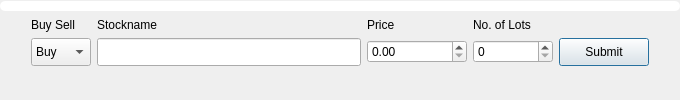
Before: the Qt Designer form F1_F2/f1_f2_buysell.ui in Likithanaidu07/qt, drawn with Qt 5.
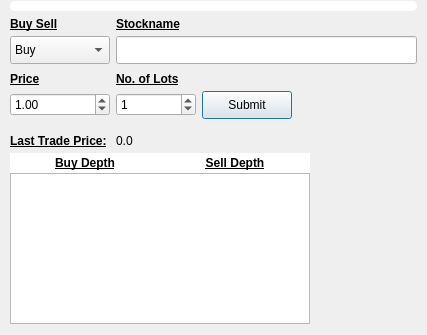
After: the same form once the commit is applied.

Commit message: Market rate implemented on F1F2

```diff
--- a/F1_F2/f1_f2_buysell.ui
+++ b/F1_F2/f1_f2_buysell.ui
@@ -9,20 +9,20 @@
    <rect>
     <x>0</x>
     <y>0</y>
-    <width>680</width>
-    <height>100</height>
+    <width>427</width>
+    <height>335</height>
    </rect>
   </property>
   <property name="minimumSize">
    <size>
-    <width>680</width>
-    <height>100</height>
+    <width>1</width>
+    <height>0</height>
    </size>
   </property>
   <property name="maximumSize">
    <size>
     <width>680</width>
-    <height>100</height>
+    <height>1000</height>
    </size>
   </property>
   <property name="windowTitle">
@@ -30,82 +30,215 @@
   </property>
   <layout class="QGridLayout" name="gridLayout">
    <property name="leftMargin">
-    <number>0</number>
+    <number>10</number>
    </property>
    <property name="topMargin">
     <number>0</number>
    </property>
    <property name="rightMargin">
-    <number>0</number>
+    <number>10</number>
    </property>
-   <item row="5" column="2">
+   <property name="verticalSpacing">
+    <number>5</number>
+   </property>
+   <item row="6" column="2">
+    <widget class="QSpinBox" name="spinBoxLot">
+     <property name="minimumSize">
+      <size>
+       <width>80</width>
+       <height>0</height>
+      </size>
+     </property>
+     <property name="maximum">
+      <number>99999999</number>
+     </property>
+     <property name="value">
+      <number>1</number>
+     </property>
+    </widget>
+   </item>
+   <item row="4" column="2">
+    <spacer name="verticalSpacer_3">
+     <property name="orientation">
+      <enum>Qt::Vertical</enum>
+     </property>
+     <property name="sizeType">
+      <enum>QSizePolicy::Fixed</enum>
+     </property>
+     <property name="sizeHint" stdset="0">
+      <size>
+       <width>20</width>
+       <height>3</height>
+      </size>
+     </property>
+    </spacer>
+   </item>
+   <item row="9" column="0" colspan="9">
+    <layout class="QGridLayout" name="gridLayout_2">
+     <item row="0" column="0">
+      <layout class="QHBoxLayout" name="horizontalLayout_2">
+       <property name="spacing">
+        <number>0</number>
+       </property>
+       <item>
+        <widget class="QLabel" name="label_7">
+         <property name="font">
+          <font>
+           <bold>true</bold>
+           <underline>true</underline>
+          </font>
+         </property>
+         <property name="styleSheet">
+          <string notr="true">background-color: rgb(255, 255, 255);
+color: rgb(0, 0, 0);</string>
+         </property>
+         <property name="text">
+          <string>Buy Depth</string>
+         </property>
+         <property name="alignment">
+          <set>Qt::AlignCenter</set>
+         </property>
+        </widget>
+       </item>
+       <item>
+        <widget class="QLabel" name="label_6">
+         <property name="font">
+          <font>
+           <bold>true</bold>
+           <underline>true</underline>
+          </font>
+         </property>
+         <property name="styleSheet">
+          <string notr="true">background-color: rgb(255, 255, 255);
+color: rgb(0, 0, 0);</string>
+         </property>
+         <property name="text">
+          <string>Sell Depth</string>
+         </property>
+         <property name="alignment">
+          <set>Qt::AlignCenter</set>
+         </property>
+        </widget>
+       </item>
+      </layout>
+     </item>
+     <item row="0" column="2">
+      <spacer name="horizontalSpacer_2">
+       <property name="orientation">
+        <enum>Qt::Horizontal</enum>
+       </property>
+       <property name="sizeHint" stdset="0">
+        <size>
+         <width>40</width>
+         <height>20</height>
+        </size>
+       </property>
+      </spacer>
+     </item>
+     <item row="1" column="0">
+      <widget class="QTableView" name="tableViewMarkerRate">
+       <property name="minimumSize">
+        <size>
+         <width>300</width>
+         <height>0</height>
+        </size>
+       </property>
+       <property name="maximumSize">
+        <size>
+         <width>300</width>
+         <height>16777215</height>
+        </size>
+       </property>
+       <property name="showGrid">
+        <bool>false</bool>
+       </property>
+       <property name="gridStyle">
+        <enum>Qt::NoPen</enum>
+       </property>
+       <attribute name="verticalHeaderVisible">
+        <bool>false</bool>
+       </attribute>
+      </widget>
+     </item>
+    </layout>
+   </item>
+   <item row="8" column="0" colspan="2">
+    <widget class="QLabel" name="label_5">
+     <property name="font">
+      <font>
+       <pointsize>9</pointsize>
+       <bold>true</bold>
+       <underline>true</underline>
+      </font>
+     </property>
+     <property name="text">
+      <string>Last Trade Price:</string>
+     </property>
+    </widget>
+   </item>
+   <item row="7" column="2">
     <spacer name="verticalSpacer">
      <property name="orientation">
       <enum>Qt::Vertical</enum>
      </property>
+     <property name="sizeType">
+      <enum>QSizePolicy::Fixed</enum>
+     </property>
      <property name="sizeHint" stdset="0">
       <size>
        <width>20</width>
-       <height>40</height>
+       <height>10</height>
       </size>
      </property>
     </spacer>
    </item>
-   <item row="2" column="3">
+   <item row="5" column="0" colspan="2">
     <widget class="QLabel" name="label_3">
+     <property name="font">
+      <font>
+       <bold>true</bold>
+       <underline>true</underline>
+      </font>
+     </property>
      <property name="text">
       <string>Price</string>
      </property>
     </widget>
    </item>
-   <item row="2" column="5">
+   <item row="5" column="2">
     <widget class="QLabel" name="label_4">
+     <property name="font">
+      <font>
+       <bold>true</bold>
+       <underline>true</underline>
+      </font>
+     </property>
      <property name="text">
       <string>No. of Lots</string>
      </property>
     </widget>
    </item>
-   <item row="3" column="0">
-    <spacer name="verticalSpacer_3">
-     <property name="orientation">
-      <enum>Qt::Vertical</enum>
+   <item row="8" column="2" colspan="3">
+    <widget class="QLabel" name="label_lastTradedPrice">
+     <property name="text">
+      <string>0.0</string>
      </property>
-     <property name="sizeHint" stdset="0">
-      <size>
-       <width>25</width>
-       <height>40</height>
-      </size>
-     </property>
-    </spacer>
-   </item>
-   <item row="3" column="1">
-    <widget class="QComboBox" name="comboBoxBuySell">
-     <property name="minimumSize">
-      <size>
-       <width>60</width>
-       <height>28</height>
-      </size>
-     </property>
-     <item>
-      <property name="text">
-       <string>Buy</string>
-      </property>
-     </item>
-     <item>
-      <property name="text">
-       <string>Sell</string>
-      </property>
-     </item>
     </widget>
    </item>
-   <item row="2" column="1">
+   <item row="2" column="0" colspan="2">
     <widget class="QLabel" name="label">
+     <property name="font">
+      <font>
+       <bold>true</bold>
+       <underline>true</underline>
+      </font>
+     </property>
      <property name="text">
       <string>Buy Sell</string>
      </property>
     </widget>
    </item>
-   <item row="3" column="7">
+   <item row="6" column="3">
     <widget class="QPushButton" name="pushButtonSubmit">
      <property name="minimumSize">
       <size>
@@ -124,65 +257,6 @@
      </property>
     </widget>
    </item>
-   <item row="3" column="2">
-    <widget class="QLineEdit" name="lineEdit_Stockname">
-     <property name="minimumSize">
-      <size>
-       <width>200</width>
-       <height>28</height>
-      </size>
-     </property>
-    </widget>
-   </item>
-   <item row="3" column="3" colspan="2">
-    <widget class="QDoubleSpinBox" name="doubleSpinBox_price">
-     <property name="minimumSize">
-      <size>
-       <width>100</width>
-       <height>0</height>
-      </size>
-     </property>
-     <property name="maximum">
-      <double>9999.989999999999782</double>
-     </property>
-     <property name="stepType">
-      <enum>QAbstractSpinBox::DefaultStepType</enum>
-     </property>
-    </widget>
-   </item>
-   <item row="3" column="8">
-    <spacer name="verticalSpacer_4">
-     <property name="orientation">
-      <enum>Qt::Vertical</enum>
-     </property>
-     <property name="sizeHint" stdset="0">
-      <size>
-       <width>25</width>
-       <height>40</height>
-      </size>
-     </property>
-    </spacer>
-   </item>
-   <item row="2" column="2">
-    <widget class="QLabel" name="label_2">
-     <property name="text">
-      <string>Stockname</string>
-     </property>
-    </widget>
-   </item>
-   <item row="3" column="5" colspan="2">
-    <widget class="QSpinBox" name="spinBoxLot">
-     <property name="minimumSize">
-      <size>
-       <width>80</width>
-       <height>0</height>
-      </size>
-     </property>
-     <property name="maximum">
-      <number>99999999</number>
-     </property>
-    </widget>
-   </item>
    <item row="1" column="0" colspan="9">
     <widget class="QWidget" name="widget" native="true">
      <property name="minimumSize">
@@ -262,6 +336,84 @@
      </layout>
     </widget>
    </item>
+   <item row="3" column="0" colspan="2">
+    <widget class="QComboBox" name="comboBoxBuySell">
+     <property name="minimumSize">
+      <size>
+       <width>60</width>
+       <height>28</height>
+      </size>
+     </property>
+     <item>
+      <property name="text">
+       <string>Buy</string>
+      </property>
+     </item>
+     <item>
+      <property name="text">
+       <string>Sell</string>
+      </property>
+     </item>
+    </widget>
+   </item>
+   <item row="2" column="2">
+    <widget class="QLabel" name="label_2">
+     <property name="font">
+      <font>
+       <bold>true</bold>
+       <underline>true</underline>
+      </font>
+     </property>
+     <property name="text">
+      <string>Stockname</string>
+     </property>
+    </widget>
+   </item>
+   <item row="10" column="1" colspan="5">
+    <spacer name="verticalSpacer_2">
+     <property name="orientation">
+      <enum>Qt::Vertical</enum>
+     </property>
+     <property name="sizeHint" stdset="0">
+      <size>
+       <width>20</width>
+       <height>40</height>
+      </size>
+     </property>
+    </spacer>
+   </item>
+   <item row="6" column="0" colspan="2">
+    <widget class="QDoubleSpinBox" name="doubleSpinBox_price">
+     <property name="minimumSize">
+      <size>
+       <width>100</width>
+       <height>0</height>
+      </size>
+     </property>
+     <property name="minimum">
+      <double>0.000000000000000</double>
+     </property>
+     <property name="maximum">
+      <double>9999.989999999999782</double>
+     </property>
+     <property name="stepType">
+      <enum>QAbstractSpinBox::DefaultStepType</enum>
+     </property>
+     <property name="value">
+      <double>1.000000000000000</double>
+     </property>
+    </widget>
+   </item>
+   <item row="3" column="2" colspan="7">
+    <widget class="QLineEdit" name="lineEdit_Stockname">
+     <property name="minimumSize">
+      <size>
+       <width>200</width>
+       <height>28</height>
+      </size>
+     </property>
+    </widget>
+   </item>
   </layout>
  </widget>
  <tabstops>
```
Left out of the diff: 1 changed line with no effect on the pictures. The commit also changes 21 other files.
